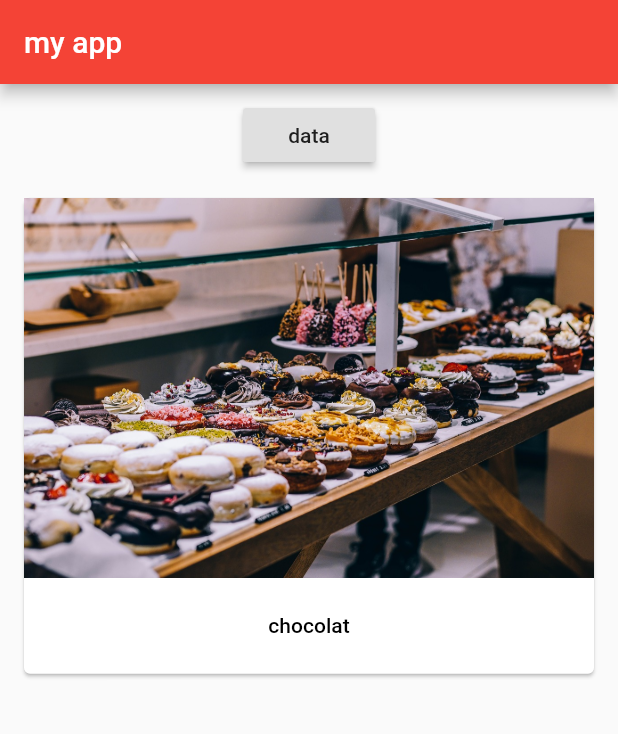
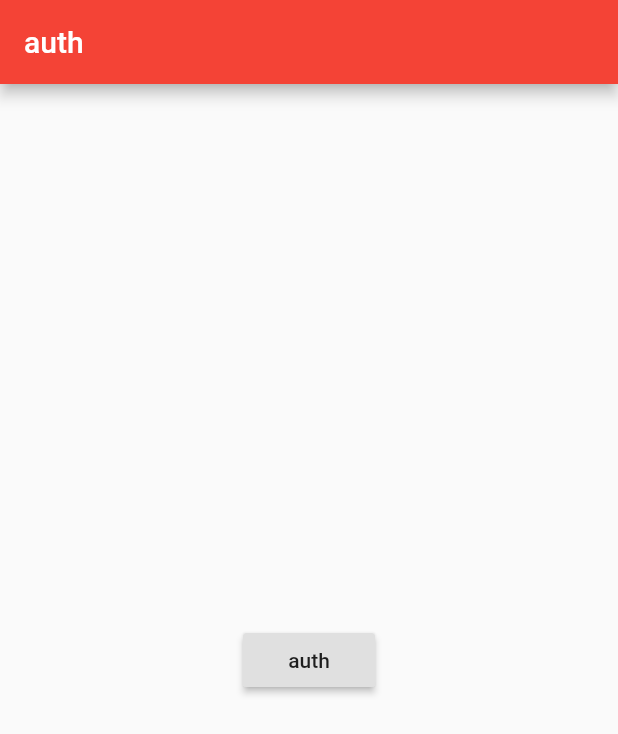
Before and after one commit to dostdar/list_app, a Flutter app: the screen it shows after launch, on a phone screen of 412 x 824 dp. Shown: the top 734 px of the screen. Run offline on Flutter 3.47's test engine with Material 2 defaults, Android fonts, the phone set to English and light mode, and no system bars.

Commit message:
save data when change page

```diff
--- a/lib/main.dart
+++ b/lib/main.dart
@@ -1,5 +1,7 @@
 import 'package:flutter/material.dart';
+import 'package:wooow/pages/auth.dart';
 import 'package:wooow/pages/home_page.dart';
+import 'package:wooow/pages/products_admin.dart';
 
 main() => runApp(MyApp());
 
@@ -11,13 +13,36 @@ class MyApp extends StatefulWidget {
 }
 
 class _MyAppState extends State<MyApp> {
+  List<Map> list = [];
+
+  @override
+  void initState() {
+    super.initState();
+  }
+
+  void delProduct(int index) {
+    setState(() {
+      list.removeAt(index);
+    });
+  }
+
+  void addProduct(Map product) {
+    setState(() {
+      list.add(product);
+    });
+  }
+
   @override
   Widget build(BuildContext context) {
     return MaterialApp(
       theme: ThemeData(
         primarySwatch: Colors.red,
       ),
-      home: HomePage(),
+      home: Auth(),
+      routes: {
+        '/home': (BuildContext context) => HomePage(list, addProduct, delProduct),
+        '/admin': (BuildContext context) => ProductsAdmin(),
+      },
     );
   }
 }
--- /dev/null
+++ b/lib/pages/auth.dart
@@ -0,0 +1,20 @@
+import 'package:flutter/material.dart';
+
+class Auth extends StatelessWidget {
+  @override
+  Widget build(BuildContext context) {
+    return Scaffold(
+      appBar: AppBar(
+        title: Text("auth"),
+      ),
+      body: Center(
+        child: RaisedButton(
+          child: Text("auth"),
+          onPressed: () {
+            Navigator.pushReplacementNamed(context, '/home');
+          },
+        ),
+      ),
+    );
+  }
+}
--- a/lib/pages/product.dart
+++ b/lib/pages/product.dart
@@ -12,8 +12,8 @@ class Product extends StatelessWidget {
   @override
   Widget build(BuildContext context) {
     return WillPopScope(
-      onWillPop: (){
-        Navigator.pop(context,false);
+      onWillPop: () {
+        Navigator.pop(context, false);
         return Future.value(false);
       },
       child: Scaffold(
--- a/lib/product_control.dart
+++ b/lib/product_control.dart
@@ -10,7 +10,7 @@ class ProductControl extends StatelessWidget {
       onPressed: () {
         addProduct({
           "title": "cheeeze",
-          "img" : "assets/food.jpeg",
+          "img": "assets/food.jpeg",
         });
       },
     );
--- a/lib/product_maneger.dart
+++ b/lib/product_maneger.dart
@@ -2,33 +2,12 @@ import 'package:flutter/material.dart';
 import 'package:wooow/product_control.dart';
 import './products.dart';
 
-class ProudctManager extends StatefulWidget {
-  final Map first;
-  ProudctManager(this.first);
-  @override
-  _ProudctManagerState createState() => _ProudctManagerState();
-}
-
-class _ProudctManagerState extends State<ProudctManager> {
-  List<Map> list = [];
-
-  @override
-  void initState() {
-    list.add(widget.first);
-    super.initState();
-  }
-
-  void delProduct(int index) {
-    setState(() {
-          list.removeAt(index);
-        });
-  }
-
-  void addProduct(Map product) {
-    setState(() {
-      list.add(product);
-    });
-  }
+class ProudctManager extends StatelessWidget {
+  // final List<Map<String, String>> products;
+  ProudctManager(this.list, this.addProduct, this.delProduct);
+  final Function addProduct;
+  final Function delProduct;
+  final List<Map> list;
 
   @override
   Widget build(BuildContext context) {
@@ -39,7 +18,10 @@ class _ProudctManagerState extends State<ProudctManager> {
           child: ProductControl(addProduct),
         ),
         Expanded(
-          child: Products(list: list , delProduct: delProduct,),
+          child: Products(
+            list: list,
+            delProduct: delProduct,
+          ),
         )
       ],
     );
```
Also changed, not shown: lib/pages/home_page.dart (+24 -7 lines), lib/pages/product_create.dart (added, +8 -0 lines), lib/pages/product_list.dart (added, +10 -0 lines), lib/pages/products_admin.dart (added, +49 -0 lines), lib/products.dart (+2 -6 lines).
